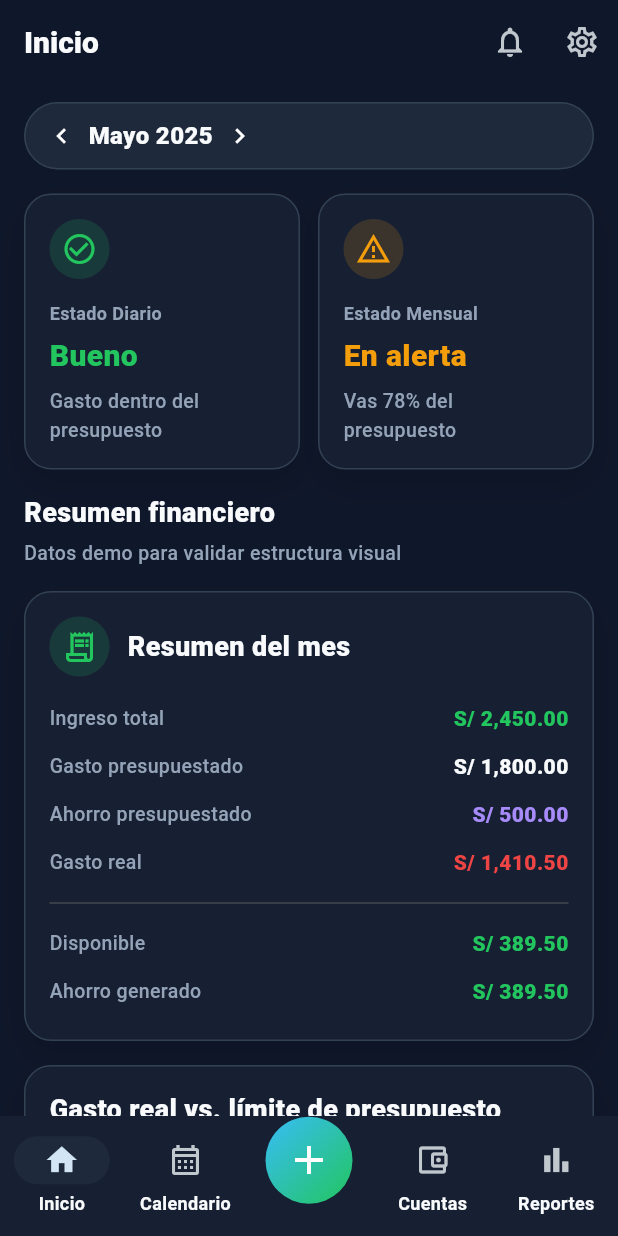
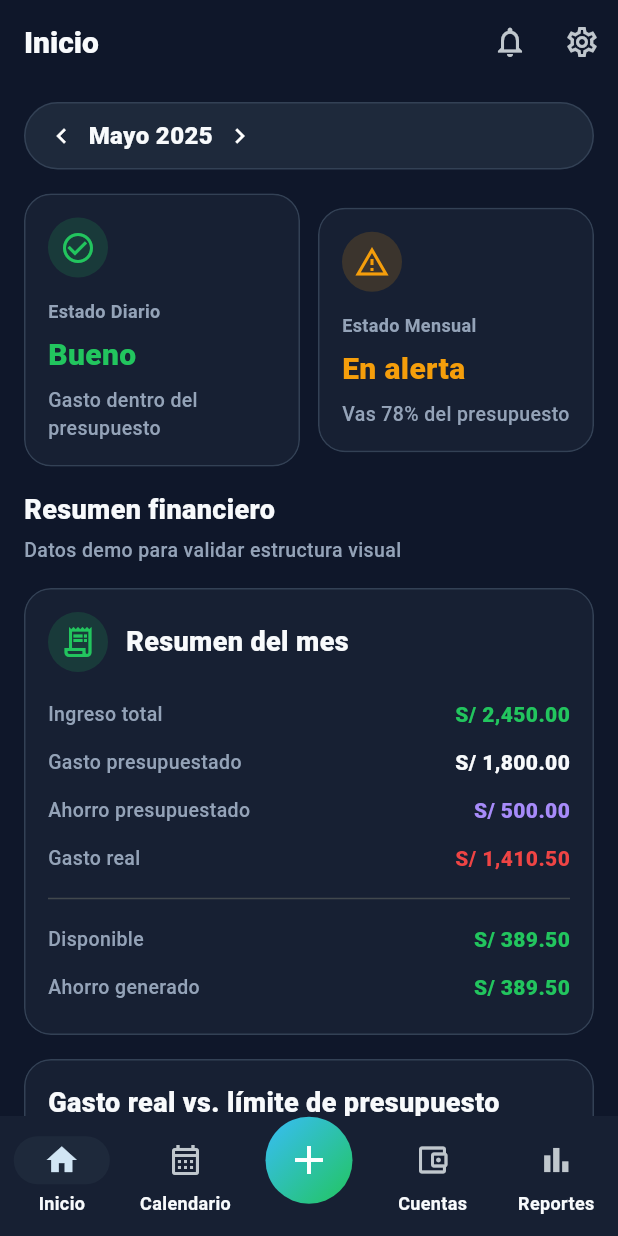
Before and after one commit to Kira6487/app-movil-prueba, a Flutter app: the screen it shows after launch, on a phone screen of 412 x 824 dp. Run offline on Flutter 3.47's test engine with Material 3 defaults, Android fonts, the phone set to English and light mode, and no system bars; our stand-ins replace sqflite; accounts and stored records are empty.

```diff
--- a/lib/widgets/common/app_card.dart
+++ b/lib/widgets/common/app_card.dart
@@ -22,35 +22,30 @@ class AppCard extends StatelessWidget {
 
   @override
   Widget build(BuildContext context) {
-    final card = AnimatedContainer(
-      duration: const Duration(milliseconds: 160),
+    final borderRadius = BorderRadius.circular(AppRadii.lg);
+    final shape = RoundedRectangleBorder(
+      borderRadius: borderRadius,
+      side: BorderSide(color: borderColor),
+    );
+
+    final content = Padding(
       padding: padding,
-      decoration: BoxDecoration(
-        color: backgroundColor,
-        borderRadius: BorderRadius.circular(AppRadii.lg),
-        border: Border.all(color: borderColor),
-        boxShadow: [
-          BoxShadow(
-            color: Colors.black.withValues(alpha: 0.12),
-            blurRadius: 18,
-            offset: const Offset(0, 10),
-          ),
-        ],
-      ),
       child: child,
     );
 
-    if (onTap == null) {
-      return card;
-    }
-
     return Material(
-      color: Colors.transparent,
-      child: InkWell(
-        borderRadius: BorderRadius.circular(AppRadii.lg),
-        onTap: onTap,
-        child: card,
-      ),
+      color: backgroundColor,
+      shape: shape,
+      elevation: 0,
+      shadowColor: Colors.black.withValues(alpha: 0.12),
+      clipBehavior: Clip.antiAlias,
+      child: onTap == null
+          ? content
+          : InkWell(
+              borderRadius: borderRadius,
+              onTap: onTap,
+              child: content,
+            ),
     );
   }
 }
--- a/lib/widgets/common/app_scaffold.dart
+++ b/lib/widgets/common/app_scaffold.dart
@@ -20,7 +20,9 @@ class AppScaffold extends StatelessWidget {
 
   @override
   Widget build(BuildContext context) {
-    return SafeArea(
+    return Scaffold(
+      backgroundColor: AppColors.background,
+      body: SafeArea(
         child: CustomScrollView(
           slivers: [
             SliverAppBar(
@@ -49,6 +51,7 @@ class AppScaffold extends StatelessWidget {
             ),
           ],
         ),
+      ),
     );
   }
 }
```
Also changed, not shown: lib/screens/accounts/accounts_screen.dart (+4 -5 lines), lib/screens/reports/reports_screen.dart (+21 -12 lines), lib/screens/transactions/transaction_form_screen.dart (+7 -8 lines), lib/widgets/buttons/quick_action_button.dart (+46 -11 lines), lib/widgets/cards/report_option_card.dart (+32 -9 lines), lib/widgets/navigation/add_action_sheet.dart (line endings or trailing spaces), 2 other files. Lines whose indentation alone changed are shown as unchanged.
